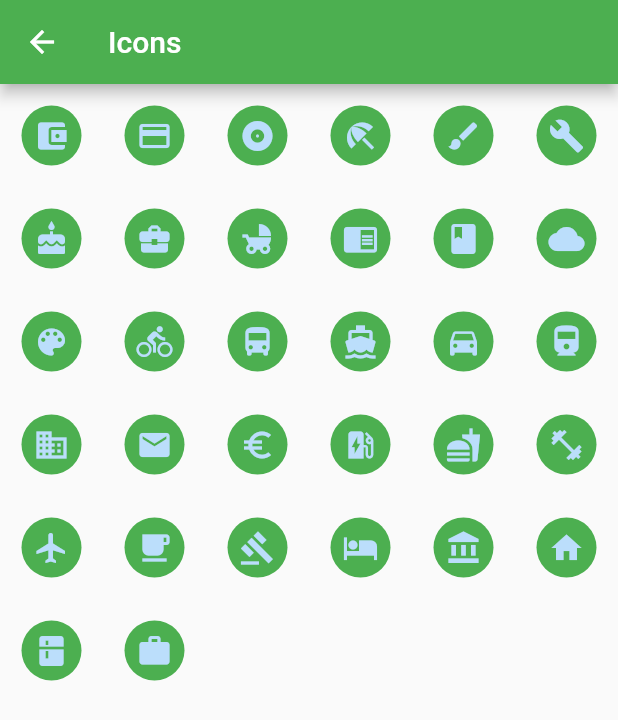
After one commit to iridiscenthummingbird/money_project, a Flutter app: the ChoosingIconForWallet screen opened directly, on a phone screen of 412 x 824 dp. The commit adds this screen. Shown: the top 720 px of the screen. Run offline on Flutter 3.47's test engine with Material 2 defaults, Android fonts, the phone set to English and light mode, and no system bars.

Commit message:
Add choosing icon for wallet

```diff
--- /dev/null
+++ b/lib/pages/ChoosingIconForWallet.dart
@@ -0,0 +1,64 @@
+import 'package:flutter/material.dart';
+
+class ChoosingIconForWallet extends StatefulWidget {
+  @override
+  ChoosingIconForWalletState createState() => ChoosingIconForWalletState();
+}
+
+class ChoosingIconForWalletState extends State<ChoosingIconForWallet> {
+  List<IconData> icons = [
+    Icons.account_balance_wallet,
+    Icons.credit_card,
+    Icons.album,
+    Icons.beach_access,
+    Icons.brush,
+    Icons.build,
+    Icons.cake,
+    Icons.business_center,
+    Icons.child_friendly,
+    Icons.chrome_reader_mode,
+    Icons.class_ ,
+    Icons.cloud,
+    Icons.color_lens,
+    Icons.directions_bike,
+    Icons.directions_bus,
+    Icons.directions_boat,
+    Icons.directions_car,
+    Icons.directions_railway,
+    Icons.domain,
+    Icons.email,
+    Icons.euro_symbol,
+    Icons.ev_station,
+    Icons.fastfood,
+    Icons.fitness_center,
+    Icons.flight,
+    Icons.free_breakfast,
+    Icons.gavel,
+    Icons.hotel,
+    Icons.account_balance,
+    Icons.home,
+    Icons.kitchen,
+    Icons.work,
+  ];
+
+  @override
+  Widget build(BuildContext context) {
+    return Scaffold(
+      appBar: AppBar(title: Text("Icons"),),
+      body: GridView.count(
+        crossAxisCount: 6,
+        children: icons.map((IconData icon){
+          return IconButton(
+            icon: CircleAvatar(
+              child: Icon(icon),
+              backgroundColor: Colors.green,
+            ),
+            onPressed: (){
+              Navigator.pop(context, icon);
+            },
+          );
+        }).toList()
+      ),
+    );
+  }
+}
```
Also changed, not shown: lib/pages/AddingWalletPage.dart (+21 -3 lines), lib/pages/EditingWalletPage.dart (+23 -2 lines).
